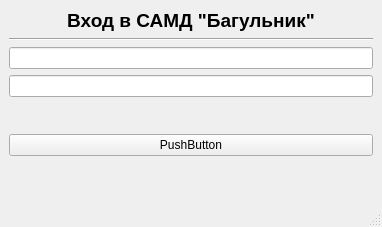
The window that src/login.ui (lubitelPlova/CourseProject_PAPS) describes before a commit, drawn with Qt 5.
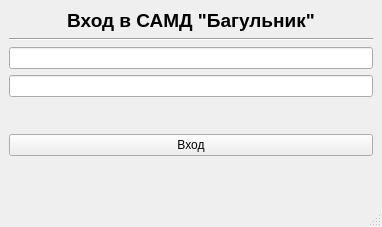
The same window after the commit.

Patch:
```diff
--- a/src/login.ui
+++ b/src/login.ui
@@ -74,7 +74,7 @@
     <item>
      <widget class="QPushButton" name="enterButton">
       <property name="text">
-       <string>PushButton</string>
+       <string>Вход</string>
       </property>
      </widget>
     </item>
```
